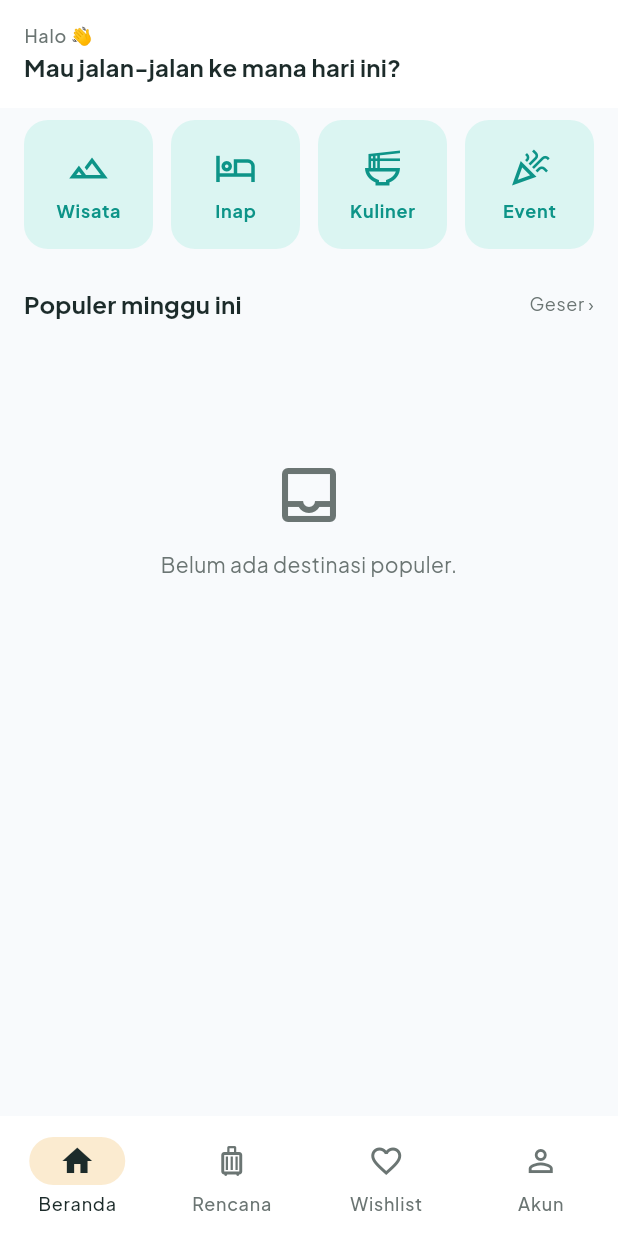
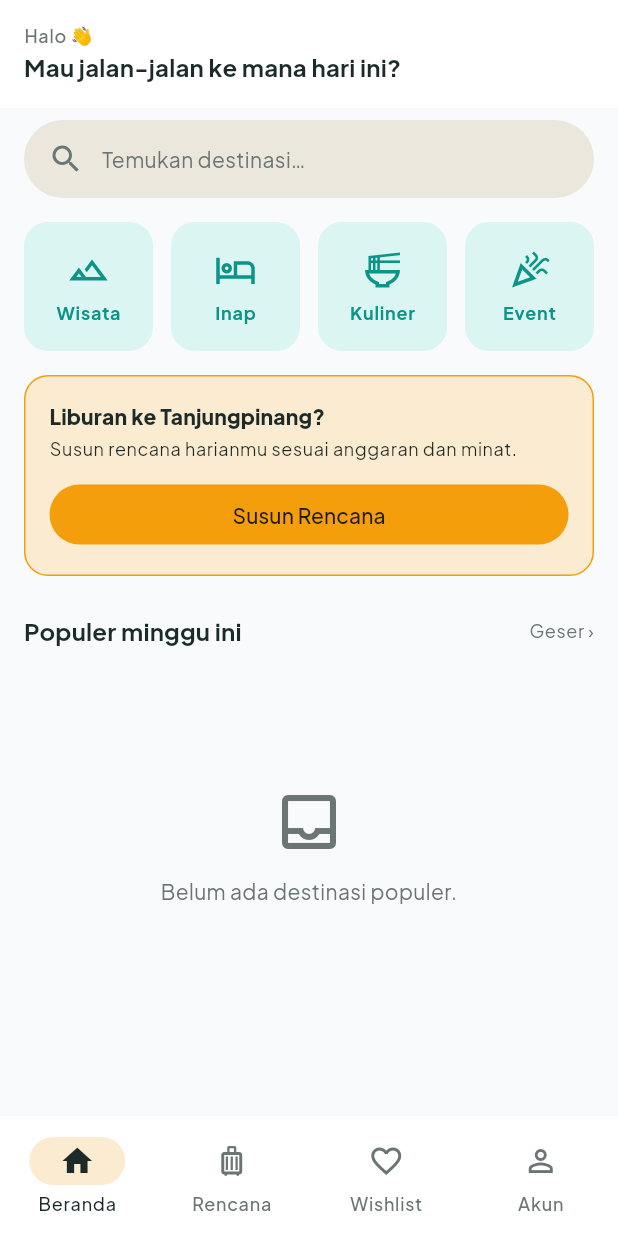
Before and after one commit to cntoaprilhalawa-tech/pinangmate, a Flutter app: the screen it shows after launch, on a phone screen of 412 x 824 dp. Run offline on Flutter 3.47's test engine with Material 3 defaults, Android fonts, the phone set to English and light mode, and no system bars; our stand-ins replace cloud_firestore, firebase_auth, firebase_core, flutter_map, geolocator, go_router and 3 more; accounts and stored records are empty.

Commit message:
revisi: favorit di bar bawah, deskripsi lihat lengkap, beranda cari dan kartu rencana

```diff
--- a/lib/app/router.dart
+++ b/lib/app/router.dart
@@ -16,6 +16,7 @@ import '../ui/home/beranda_page.dart';
 import '../ui/plan/plan_form_page.dart';
 import '../ui/plan/plan_result_page.dart';
 import '../ui/plan/saved_plans_page.dart';
+import '../ui/search/search_page.dart';
 
 class PlaceholderPage extends StatelessWidget {
   final String title;
@@ -108,6 +109,7 @@ GoRouter createRouter(AuthViewModel auth) {
         path: '/beri-nilai/:id',
         builder: (c, s) => const PlaceholderPage('Beri Nilai'),
       ),
+            GoRoute(path: '/cari', builder: (c, s) => const SearchPage()),
       GoRoute(path: '/admin', builder: (c, s) => const AdminPage()),
       GoRoute(
         path: '/admin/form',
--- a/lib/ui/home/beranda_page.dart
+++ b/lib/ui/home/beranda_page.dart
@@ -1,10 +1,11 @@
 import 'package:flutter/material.dart';
 import 'package:go_router/go_router.dart';
 import 'package:provider/provider.dart';
-import '../../data/services/location_service.dart';
+
 import '../../data/models/item.dart';
 import '../../data/models/popular.dart';
 import '../../data/repositories/item_repository.dart';
+import '../../data/services/location_service.dart';
 import '../auth/auth_view_model.dart';
 import '../category/category_list_view_model.dart';
 import '../core/load_status.dart';
@@ -17,10 +18,10 @@ class BerandaPage extends StatelessWidget {
   @override
   Widget build(BuildContext context) {
     return ChangeNotifierProvider(
-      create: (c) => CategoryListViewModel(       // ← baris 21
+      create: (c) => CategoryListViewModel(
         c.read<ItemRepository>(),
         Kategori.wisata,
-        c.read<LocationService>(),                // ← TAMBAH
+        c.read<LocationService>(),
       ),
       child: const _BerandaView(),
     );
@@ -59,7 +60,11 @@ class _BerandaView extends StatelessWidget {
       body: ListView(
         padding: const EdgeInsets.fromLTRB(16, 8, 16, 24),
         children: [
+          const _SearchBar(),
+          const SizedBox(height: 16),
           const _CategoryGrid(),
+          const SizedBox(height: 16),
+          const _PlanCard(),
           const SizedBox(height: 24),
           Row(
             children: [
@@ -79,6 +84,36 @@ class _BerandaView extends StatelessWidget {
           const SizedBox(height: 12),
           const _PopularSection(),
         ],
+      ),
+    );
+  }
+}
+
+class _SearchBar extends StatelessWidget {
+  const _SearchBar();
+
+  @override
+  Widget build(BuildContext context) {
+    final cs = Theme.of(context).colorScheme;
+    return Material(
+      color: cs.surfaceContainerHighest,
+      borderRadius: BorderRadius.circular(28),
+      clipBehavior: Clip.antiAlias,
+      child: InkWell(
+        onTap: () => context.push('/cari'),
+        child: Padding(
+          padding: const EdgeInsets.symmetric(horizontal: 16, vertical: 14),
+          child: Row(
+            children: [
+              Icon(Icons.search, color: cs.onSurfaceVariant),
+              const SizedBox(width: 12),
+              Text(
+                'Temukan destinasi…',
+                style: TextStyle(color: cs.onSurfaceVariant),
+              ),
+            ],
+          ),
+        ),
       ),
     );
   }
@@ -155,6 +190,53 @@ class _CategoryTile extends StatelessWidget {
   }
 }
 
+class _PlanCard extends StatelessWidget {
+  const _PlanCard();
+
+  @override
+  Widget build(BuildContext context) {
+    final cs = Theme.of(context).colorScheme;
+    final text = Theme.of(context).textTheme;
+    return Container(
+      padding: const EdgeInsets.all(16),
+      decoration: BoxDecoration(
+        color: cs.secondaryContainer,
+        borderRadius: BorderRadius.circular(16),
+        border: Border.all(color: cs.secondary),
+      ),
+      child: Column(
+        crossAxisAlignment: CrossAxisAlignment.start,
+        children: [
+          Text(
+            'Liburan ke Tanjungpinang?',
+            style: text.titleSmall?.copyWith(
+              fontWeight: FontWeight.w800,
+              color: cs.onSecondaryContainer,
+            ),
+          ),
+          const SizedBox(height: 4),
+          Text(
+            'Susun rencana harianmu sesuai anggaran dan minat.',
+            style: text.bodySmall?.copyWith(color: cs.onSecondaryContainer),
+          ),
+          const SizedBox(height: 12),
+          SizedBox(
+            width: double.infinity,
+            child: FilledButton(
+              style: FilledButton.styleFrom(
+                backgroundColor: cs.secondary,
+                foregroundColor: cs.onSecondary,
+              ),
+              onPressed: () => context.go('/rencana'),
+              child: const Text('Susun Rencana'),
+            ),
+          ),
+        ],
+      ),
+    );
+  }
+}
+
 class _PopularSection extends StatelessWidget {
   const _PopularSection();
 
```
Also changed, not shown: lib/data/models/item_search.dart (added, +30 -0 lines), lib/ui/detail/contact_bar.dart (+31 -8 lines), lib/ui/detail/expandable_description.dart (added, +80 -0 lines), lib/ui/detail/item_detail_page.dart (+6 -4 lines), lib/ui/search/search_page.dart (added, +170 -0 lines), lib/ui/search/search_view_model.dart (added, +56 -0 lines), lib/ui/wishlist/favorite_button.dart (+35 -7 lines), 1 other file.
